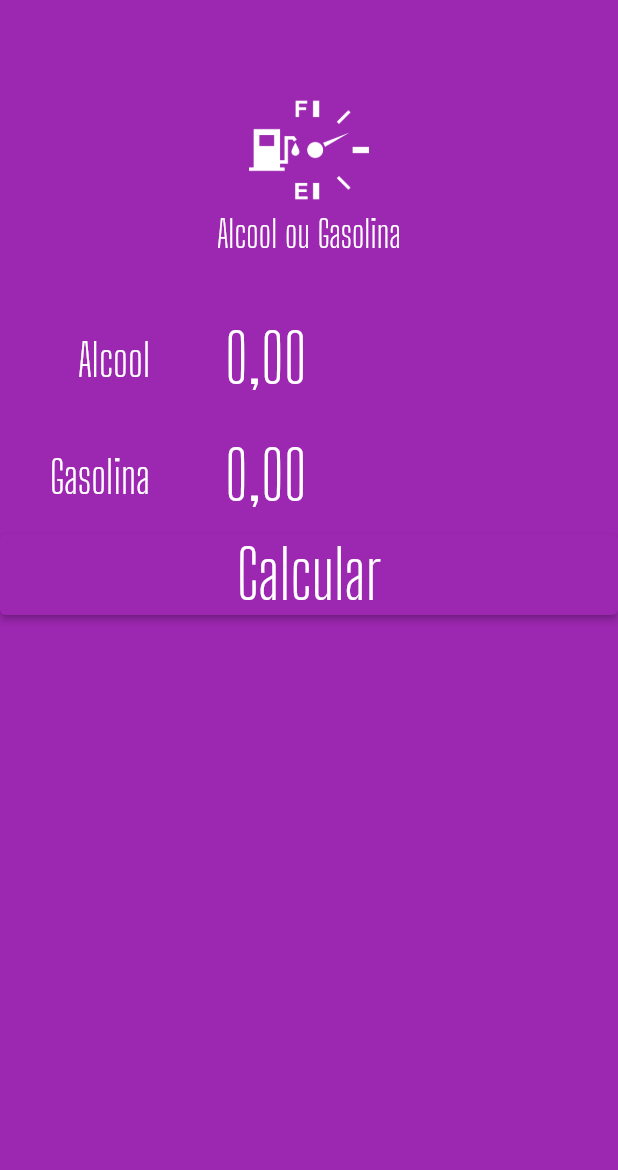
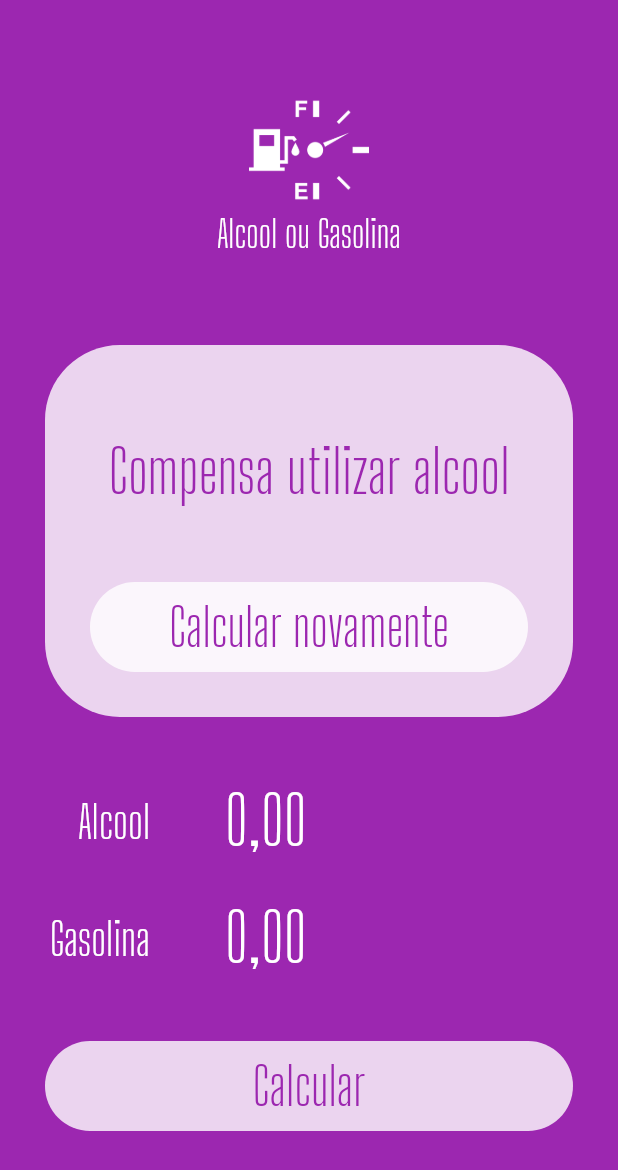
Before and after one commit to leandro-carlos/alcool-or-gas-flutter-project, a Flutter app: the screen it shows after launch, on a phone screen of 412 x 824 dp. Shown: the top 1170 px of the screen. Run offline on Flutter 3.47's test engine with Material 2 defaults, Android fonts, the phone set to English and light mode, and no system bars; our stand-ins replace flutter_masked_text.

Commit message:
second commit

```diff
--- a/lib/main.dart
+++ b/lib/main.dart
@@ -1,5 +1,9 @@
+// ignore_for_file: prefer_const_constructors
+
+import 'package:alcool_or_gas/widgetes/button.widget.dart';
 import 'package:alcool_or_gas/widgetes/form.widget.dart';
 import 'package:alcool_or_gas/widgetes/logo.widget.dart';
+import 'package:alcool_or_gas/widgetes/showResult.dart';
 import 'package:flutter/material.dart';
 import 'package:flutter_masked_text/flutter_masked_text.dart';
 
@@ -32,6 +36,7 @@ class homePage extends StatelessWidget {
       body: ListView(
         children: <Widget>[
           logo(),
+          showResult(),
           formField(
             ctrl: gasCtrl,
             label: "Alcool",
@@ -40,19 +45,11 @@ class homePage extends StatelessWidget {
             ctrl: alcCtrl,
             label: "Gasolina",
           ),
-            Container(
-              child: ElevatedButton(
-                onPressed: () {},
-                child: Text(
-                  "Calcular",
-                  style: TextStyle(
-                      color: Colors.white,
-                      fontFamily: "Big Shoulders Display",
-                      fontSize: 45),
+          buttonWidget(
+            label: "Calcular",
           ),
+        ],
       ),
-            )
-          ],
-        ));
+    );
   }
 }
--- /dev/null
+++ b/lib/widgetes/button.widget.dart
@@ -0,0 +1,29 @@
+import 'package:flutter/material.dart';
+
+class buttonWidget extends StatelessWidget {
+  var label = "";
+  buttonWidget({required this.label});
+  @override
+  Widget build(BuildContext context) {
+    return Container(
+      height: 60,
+      width: double.infinity,
+      margin: EdgeInsets.all(30),
+      decoration: BoxDecoration(
+        borderRadius: BorderRadius.circular(60),
+        color: Colors.white.withOpacity(0.8),
+      ),
+      child: TextButton(
+        onPressed: () {},
+        child: Text(
+          label,
+          style: TextStyle(
+            color: Theme.of(context).primaryColor,
+            fontFamily: "Big Shoulders Display",
+            fontSize: 35,
+          ),
+        ),
+      ),
+    );
+  }
+}
--- /dev/null
+++ b/lib/widgetes/showResult.dart
@@ -0,0 +1,38 @@
+import 'package:flutter/material.dart';
+
+import 'button.widget.dart';
+
+class showResult extends StatelessWidget {
+  @override
+  Widget build(BuildContext context) {
+    return Container(
+      margin: EdgeInsets.all(30),
+      decoration: BoxDecoration(
+        color: Colors.white.withOpacity(0.8),
+        borderRadius: BorderRadius.circular(50),
+      ),
+      child: Column(
+        children: <Widget>[
+          SizedBox(
+            height: 60,
+          ),
+          Text(
+            "Compensa utilizar alcool",
+            style: TextStyle(
+              color: Theme.of(context).primaryColor,
+              fontSize: 40,
+              fontFamily: "Big Shoulders Display",
+            ),
+            textAlign: TextAlign.center,
+          ),
+          SizedBox(
+            height: 20,
+          ),
+          buttonWidget(
+            label: "Calcular novamente",
+          )
+        ],
+      ),
+    );
+  }
+}
```
Lines whose indentation alone changed are shown as unchanged.
